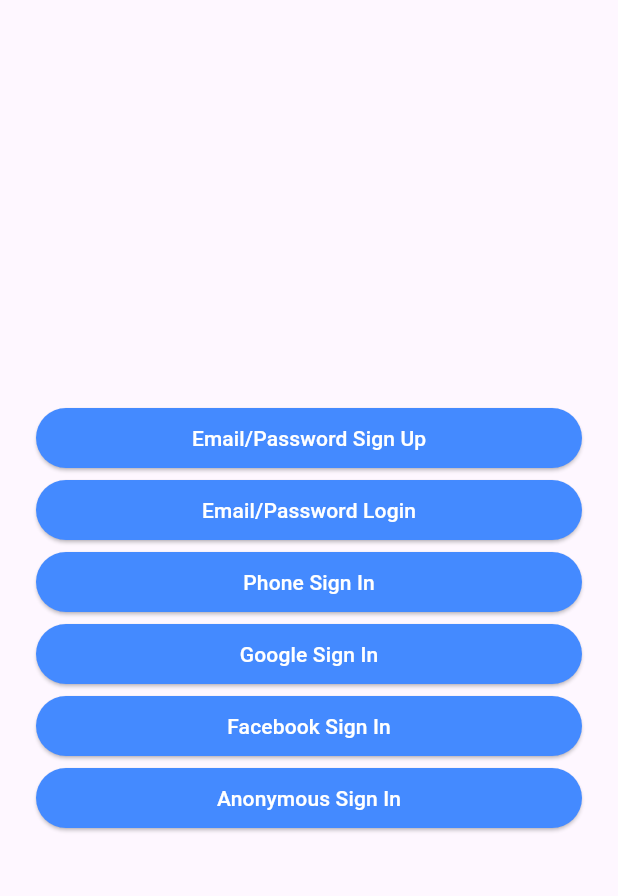
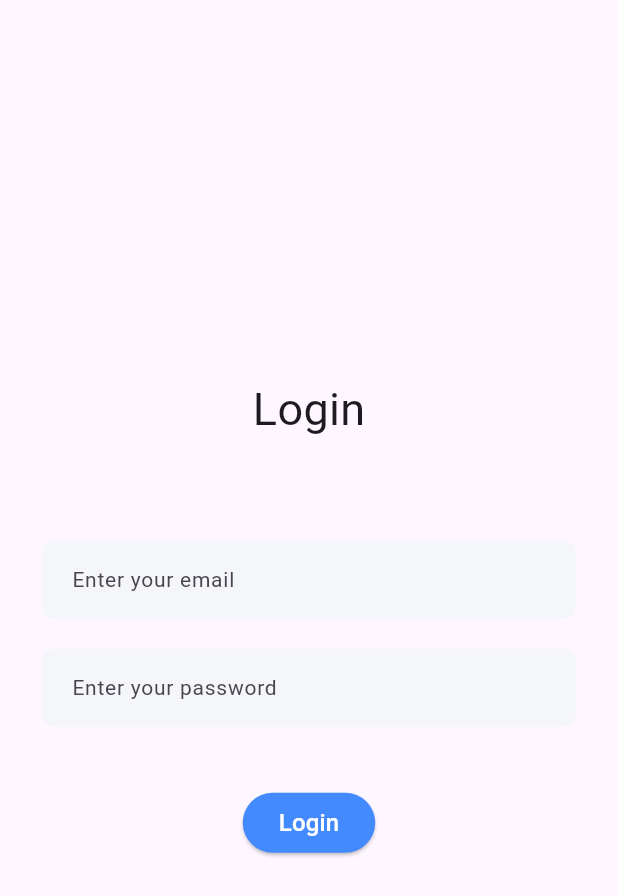
Before and after one commit to adityamputra27/flutter_firebase_authentication, a Flutter app: the screen it shows after launch, after a tap on "Email/Password Login", on a phone screen of 412 x 824 dp. Shown: the top 896 px of the screen. Run offline on Flutter 3.47's test engine with Material 3 defaults, Android fonts, the phone set to English and light mode, and no system bars; our stand-ins replace firebase_auth, firebase_core; accounts and stored records are empty.

Commit message:
create login with email and password

```diff
--- a/lib/main.dart
+++ b/lib/main.dart
@@ -1,5 +1,6 @@
 import 'package:firebase_core/firebase_core.dart';
 import 'package:flutter/material.dart';
+import 'package:flutter_firebase_authentication/screens/login_email_password_screen.dart';
 import 'package:flutter_firebase_authentication/screens/login_screen.dart';
 import 'package:flutter_firebase_authentication/screens/signup_email_password_screen.dart';
 
@@ -24,6 +25,8 @@ class MyApp extends StatelessWidget {
       routes: {
         SignEmailPasswordScreen.routeName: (context) =>
             const SignEmailPasswordScreen(),
+        LoginEmailPasswordScreen.routeName: (context) =>
+            const LoginEmailPasswordScreen(),
       },
     );
   }
--- /dev/null
+++ b/lib/screens/login_email_password_screen.dart
@@ -0,0 +1,100 @@
+import 'package:firebase_auth/firebase_auth.dart';
+import 'package:flutter/material.dart';
+import 'package:flutter_firebase_authentication/services/firebase_auth_methods.dart';
+import 'package:flutter_firebase_authentication/utils/showSnackBar.dart';
+import 'package:flutter_firebase_authentication/widgets/custom_text_field.dart';
+
+class LoginEmailPasswordScreen extends StatefulWidget {
+  static String routeName = '/login-email-password';
+  const LoginEmailPasswordScreen({super.key});
+
+  @override
+  State<LoginEmailPasswordScreen> createState() =>
+      _LoginEmailPasswordScreenState();
+}
+
+class _LoginEmailPasswordScreenState extends State<LoginEmailPasswordScreen> {
+  final TextEditingController emailController = TextEditingController();
+  final TextEditingController passwordController = TextEditingController();
+
+  @override
+  void dispose() {
+    super.dispose();
+    emailController.dispose();
+    passwordController.dispose();
+  }
+
+  void signUpUser() async {
+    if (emailController.text == '' || passwordController.text == '') {
+      showSnackBar(context, 'Email and password is required');
+    } else {
+      await FirebaseAuthMethods(FirebaseAuth.instance).loginWithEmail(
+        email: emailController.text,
+        password: passwordController.text,
+        context: context,
+      );
+    }
+  }
+
+  @override
+  Widget build(BuildContext context) {
+    return Scaffold(
+      body: Container(
+        padding: const EdgeInsets.all(8),
+        child: Column(
+          mainAxisAlignment: MainAxisAlignment.center,
+          children: [
+            const Text(
+              'Login',
+              style: TextStyle(
+                fontSize: 30,
+              ),
+            ),
+            SizedBox(
+              height: MediaQuery.of(context).size.height * 0.08,
+            ),
+            Container(
+              margin: const EdgeInsets.symmetric(
+                horizontal: 20,
+              ),
+              child: CustomTextField(
+                controller: emailController,
+                hintText: 'Enter your email',
+                obsecureText: false,
+              ),
+            ),
+            const SizedBox(
+              height: 20,
+            ),
+            Container(
+              margin: const EdgeInsets.symmetric(
+                horizontal: 20,
+              ),
+              child: CustomTextField(
+                controller: passwordController,
+                hintText: 'Enter your password',
+                obsecureText: true,
+              ),
+            ),
+            const SizedBox(
+              height: 40,
+            ),
+            ElevatedButton(
+              style: ElevatedButton.styleFrom(
+                backgroundColor: Colors.blueAccent,
+              ),
+              onPressed: signUpUser,
+              child: const Text(
+                'Login',
+                style: TextStyle(
+                  color: Colors.white,
+                  fontSize: 16,
+                ),
+              ),
+            ),
+          ],
+        ),
+      ),
+    );
+  }
+}
--- a/lib/screens/login_screen.dart
+++ b/lib/screens/login_screen.dart
@@ -1,4 +1,5 @@
 import 'package:flutter/material.dart';
+import 'package:flutter_firebase_authentication/screens/login_email_password_screen.dart';
 import 'package:flutter_firebase_authentication/screens/signup_email_password_screen.dart';
 import 'package:flutter_firebase_authentication/widgets/custom_button.dart';
 
@@ -22,7 +23,10 @@ class LoginScreen extends StatelessWidget {
             ),
             CustomButton(
               text: 'Email/Password Login',
-              onTap: () {},
+              onTap: () {
+                Navigator.pushNamed(
+                    context, LoginEmailPasswordScreen.routeName);
+              },
             ),
             CustomButton(
               text: 'Phone Sign In',
```
Also changed, not shown: lib/services/firebase_auth_methods.dart (+16 -0 lines).
